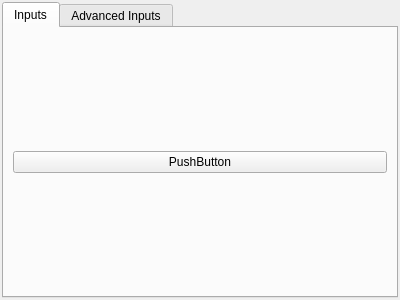
This is Source/Applications/DREAM3D/UI_Files/QFilterInputDockWidget.ui in BlueQuartzSoftware/DREAM3D as Qt 5 draws it before an edit. The edited form follows.
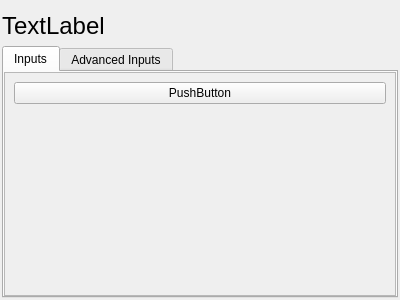
This is the edited form.

Commit message: Further development of the new GUI infrastructure. Just a checkpoint in the design of the new Filter Parameter Widgets

```diff
--- a/Source/Applications/DREAM3D/UI_Files/QFilterInputDockWidget.ui
+++ b/Source/Applications/DREAM3D/UI_Files/QFilterInputDockWidget.ui
@@ -28,10 +28,19 @@
 </string>
   </property>
   <layout class="QGridLayout" name="gridLayout">
-   <property name="margin">
+   <property name="leftMargin">
     <number>2</number>
    </property>
-   <item row="0" column="0">
+   <property name="topMargin">
+    <number>12</number>
+   </property>
+   <property name="rightMargin">
+    <number>2</number>
+   </property>
+   <property name="bottomMargin">
+    <number>2</number>
+   </property>
+   <item row="1" column="0">
     <widget class="QTabWidget" name="filterInputTabWidget">
      <property name="currentIndex">
       <number>0</number>
@@ -41,11 +50,58 @@
        <string>Inputs</string>
       </attribute>
       <layout class="QGridLayout" name="gridLayout_2">
+       <property name="leftMargin">
+        <number>0</number>
+       </property>
+       <property name="topMargin">
+        <number>0</number>
+       </property>
+       <property name="rightMargin">
+        <number>0</number>
+       </property>
+       <property name="bottomMargin">
+        <number>0</number>
+       </property>
        <item row="0" column="0">
-        <widget class="QPushButton" name="pushButton">
-         <property name="text">
-          <string>PushButton</string>
+        <widget class="QScrollArea" name="scrollArea">
+         <property name="frameShape">
+          <enum>QFrame::StyledPanel</enum>
          </property>
+         <property name="widgetResizable">
+          <bool>true</bool>
+         </property>
+         <widget class="QWidget" name="basicInputsScrollWidget">
+          <property name="geometry">
+           <rect>
+            <x>0</x>
+            <y>0</y>
+            <width>388</width>
+            <height>223</height>
+           </rect>
+          </property>
+          <layout class="QVBoxLayout" name="verticalLayout">
+           <item>
+            <widget class="QPushButton" name="pushButton">
+             <property name="text">
+              <string>PushButton</string>
+             </property>
+            </widget>
+           </item>
+           <item>
+            <spacer name="verticalSpacer">
+             <property name="orientation">
+              <enum>Qt::Vertical</enum>
+             </property>
+             <property name="sizeHint" stdset="0">
+              <size>
+               <width>20</width>
+               <height>40</height>
+              </size>
+             </property>
+            </spacer>
+           </item>
+          </layout>
+         </widget>
         </widget>
        </item>
       </layout>
@@ -57,6 +113,19 @@
      </widget>
     </widget>
    </item>
+   <item row="0" column="0">
+    <widget class="QLabel" name="filterHumanLabel">
+     <property name="styleSheet">
+      <string notr="true">QLabel {
+	font: 18pt;
+	font-style: bold;
+}</string>
+     </property>
+     <property name="text">
+      <string>TextLabel</string>
+     </property>
+    </widget>
+   </item>
   </layout>
  </widget>
  <resources/>
```
The commit also changes 67 other files.
